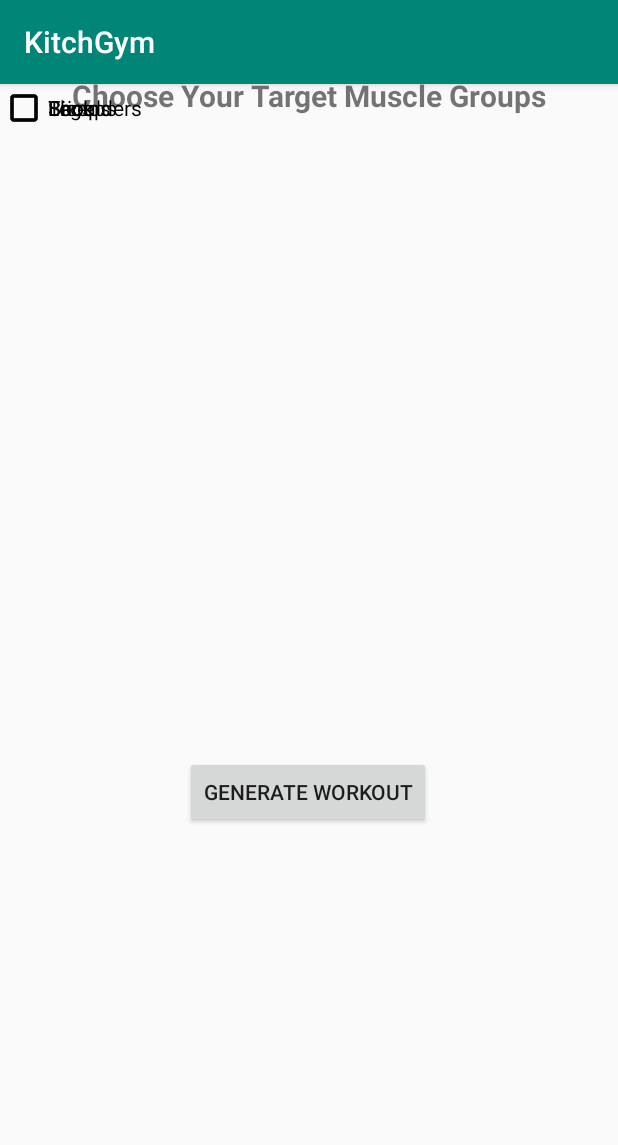
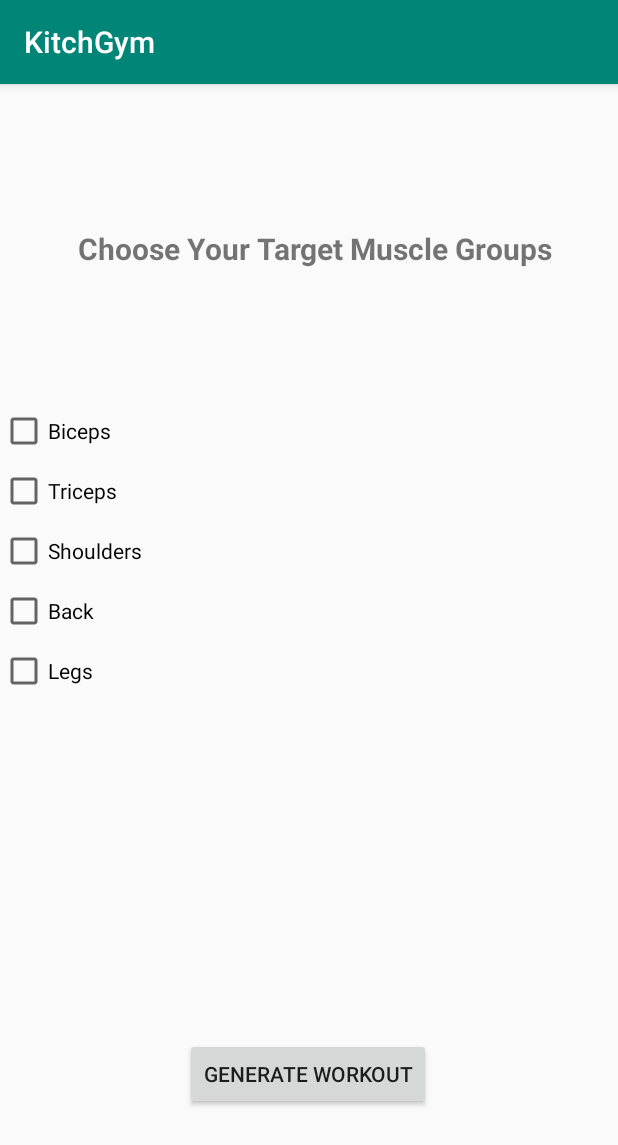
Before and after one commit to KitchGym/KitchGymApp, an Android app: the muscleGroups screen opened directly, with no data from a screen before it, on a phone screen of 412 x 824 dp. Shown: the top 1145 px of the screen. Run offline under Robolectric (Android 15) with nearby library versions, the phone set to English and light mode, and no system bars.

Commit message:
Added functionality to "create workout" button. fixed visual constraints on create workout page.

```diff
--- a/app/src/main/java/com/example/kitchgym/Gym.java
+++ b/app/src/main/java/com/example/kitchgym/Gym.java
@@ -2,7 +2,9 @@ package com.example.kitchgym;
 
 import androidx.appcompat.app.AppCompatActivity;
 
+import android.content.Intent;
 import android.os.Bundle;
+import android.view.View;
 
 public class Gym extends AppCompatActivity {
 
@@ -11,4 +13,14 @@ public class Gym extends AppCompatActivity {
         super.onCreate(savedInstanceState);
         setContentView(R.layout.activity_gym);
     }
+
+    public void switchToMuscleGroups(View view) {
+        Intent intent = new Intent(this, muscleGroups.class);
+        startActivity(intent);
+    }
+
+    /*public void switchToMuscleGroups(View view) {
+        Intent intent = new Intent(this, muscleGroups.class);
+        startActivity(intent);
+    }*/
 }
--- a/app/src/main/res/layout/activity_gym.xml
+++ b/app/src/main/res/layout/activity_gym.xml
@@ -4,7 +4,7 @@ xmlns:app="http://schemas.android.com/apk/res-auto"
 xmlns:tools="http://schemas.android.com/tools"
 android:layout_width="match_parent"
 android:layout_height="match_parent"
-tools:context=".Kitchen">
+tools:context=".Gym">
 
 <Button
     android:id="@+id/createWorkout"
@@ -20,7 +20,8 @@ tools:context=".Kitchen">
     app:layout_constraintBottom_toTopOf="@+id/viewWorkouts"
     app:layout_constraintEnd_toEndOf="parent"
     app:layout_constraintStart_toStartOf="parent"
-    app:layout_constraintTop_toTopOf="parent" />
+    app:layout_constraintTop_toTopOf="parent"
+    android:onClick="switchToMuscleGroups"/>
 
 <Button
     android:id="@+id/viewWorkouts"
--- a/app/src/main/res/layout/activity_main.xml
+++ b/app/src/main/res/layout/activity_main.xml
@@ -25,7 +25,7 @@
         android:layout_marginRight="83dp"
         android:layout_marginBottom="68dp"
         android:onClick="switchToGym"
-        android:text="@string/gym_name" />
+        android:text="GYM" />
 
     <ImageView
         android:id="@+id/gymImg"
@@ -54,7 +54,7 @@
         android:layout_marginRight="83dp"
         android:layout_marginBottom="59dp"
         android:onClick="switchToKitchen"
-        android:text="@string/kitchen_name" />
+        android:text="Kitchen" />
 
     <ImageView
         android:id="@+id/kitchenImg"
--- a/app/src/main/res/layout/activity_muscle_groups.xml
+++ b/app/src/main/res/layout/activity_muscle_groups.xml
@@ -10,41 +10,51 @@
         android:id="@+id/legs"
         android:layout_width="wrap_content"
         android:layout_height="wrap_content"
+        android:layout_marginTop="8dp"
         android:text="@string/legs"
-        tools:layout_editor_absoluteX="152dp"
-        tools:layout_editor_absoluteY="379dp" />
+        app:layout_constraintTop_toBottomOf="@+id/Back"
+        tools:layout_editor_absoluteX="153dp" />
 
     <CheckBox
         android:id="@+id/biceps"
         android:layout_width="wrap_content"
         android:layout_height="wrap_content"
+        android:layout_marginTop="10dp"
+        android:layout_marginBottom="8dp"
         android:text="@string/biceps"
-        tools:layout_editor_absoluteX="152dp"
-        tools:layout_editor_absoluteY="205dp" />
+        app:layout_constraintBottom_toTopOf="@+id/triceps"
+        app:layout_constraintTop_toBottomOf="@+id/muscleGroupsTitle"
+        tools:layout_editor_absoluteX="153dp" />
 
     <CheckBox
         android:id="@+id/triceps"
         android:layout_width="wrap_content"
         android:layout_height="wrap_content"
+        android:layout_marginBottom="8dp"
         android:text="@string/triceps"
-        tools:layout_editor_absoluteX="152dp"
-        tools:layout_editor_absoluteY="252dp" />
+        app:layout_constraintBottom_toTopOf="@+id/shoulders"
+        app:layout_constraintTop_toBottomOf="@+id/biceps"
+        tools:layout_editor_absoluteX="153dp" />
 
     <CheckBox
         android:id="@+id/Back"
         android:layout_width="wrap_content"
         android:layout_height="wrap_content"
+        android:layout_marginBottom="8dp"
         android:text="@string/back"
-        tools:layout_editor_absoluteX="152dp"
-        tools:layout_editor_absoluteY="338dp" />
+        app:layout_constraintBottom_toTopOf="@+id/legs"
+        app:layout_constraintTop_toBottomOf="@+id/shoulders"
+        tools:layout_editor_absoluteX="152dp" />
 
     <CheckBox
         android:id="@+id/shoulders"
         android:layout_width="wrap_content"
         android:layout_height="wrap_content"
+        android:layout_marginBottom="8dp"
         android:text="@string/shoulders"
-        tools:layout_editor_absoluteX="153dp"
-        tools:layout_editor_absoluteY="293dp" />
+        app:layout_constraintBottom_toTopOf="@+id/Back"
+        app:layout_constraintTop_toBottomOf="@+id/triceps"
+        tools:layout_editor_absoluteX="152dp" />
 
     <TextView
         android:id="@+id/muscleGroupsTitle"
@@ -61,8 +71,10 @@
         android:textStyle="bold"
         app:layout_constraintBottom_toTopOf="@+id/biceps"
         app:layout_constraintEnd_toEndOf="parent"
+        app:layout_constraintHorizontal_bias="1.0"
         app:layout_constraintStart_toStartOf="parent"
-        app:layout_constraintTop_toTopOf="parent" />
+        app:layout_constraintTop_toTopOf="parent"
+        app:layout_constraintVertical_bias="0.0" />
 
     <Button
         android:id="@+id/button"
```
